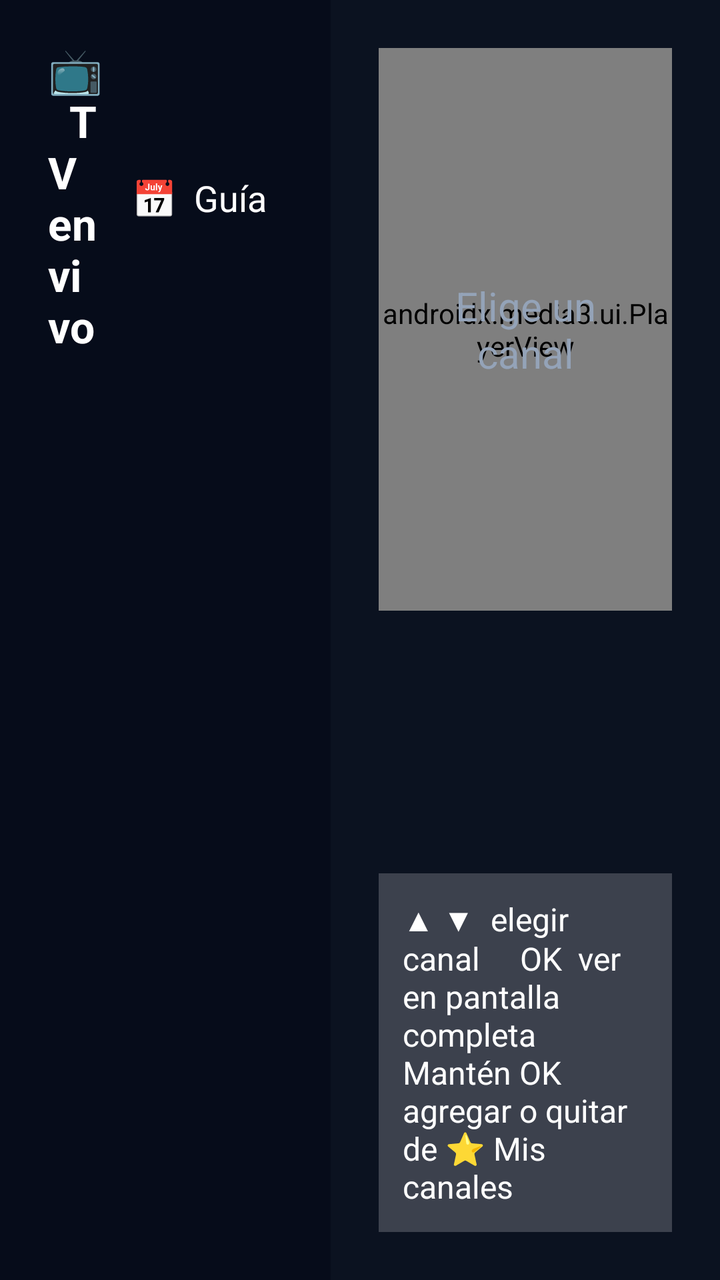
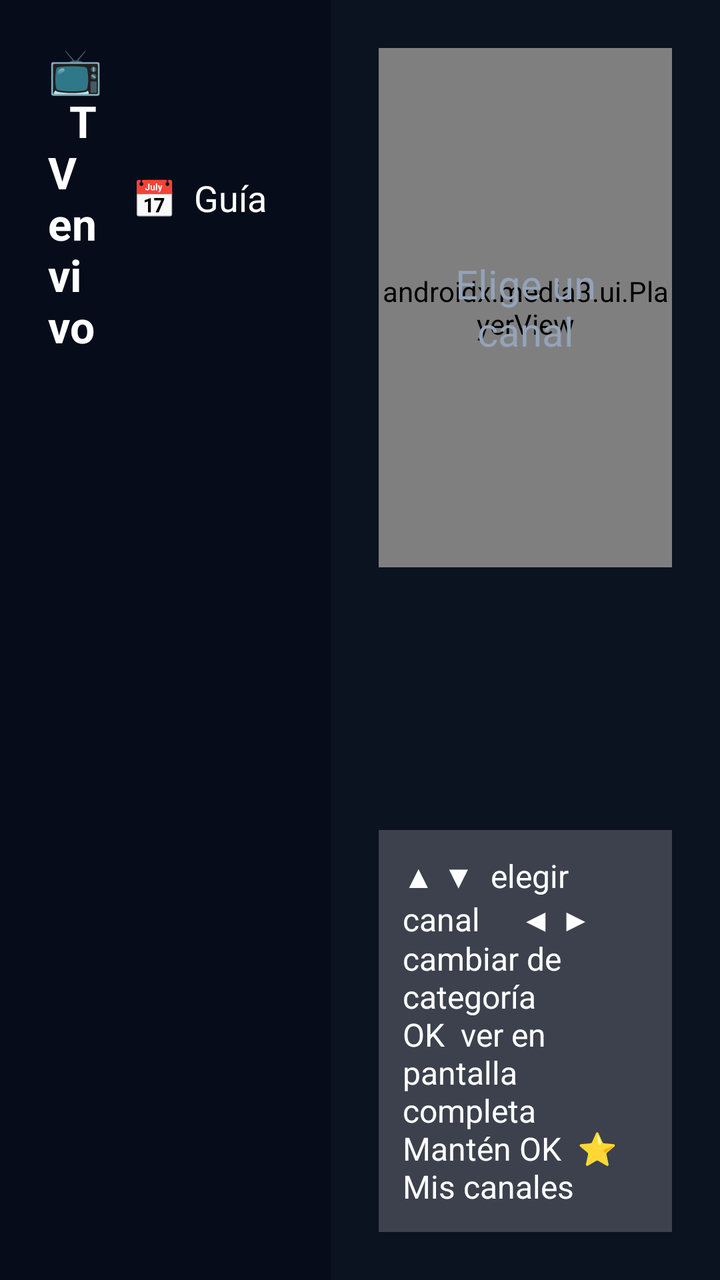

Two renders of the same Android screen: before a commit and after it. Below are the layout's source before the change and the commit's diff.
<!-- AndroidManifest.xml: application theme Theme.MiTV -->
<!-- res/layout/activity_live.xml -->
<?xml version="1.0" encoding="utf-8"?>
<LinearLayout xmlns:android="http://schemas.android.com/apk/res/android"
    android:layout_width="match_parent"
    android:layout_height="match_parent"
    android:background="@color/bg"
    android:orientation="horizontal">

    
    <LinearLayout
        android:layout_width="0dp"
        android:layout_height="match_parent"
        android:layout_weight="46"
        android:background="#FF060C1A"
        android:orientation="vertical"
        android:paddingTop="20dp">

        <LinearLayout
            android:layout_width="match_parent"
            android:layout_height="wrap_content"
            android:gravity="center_vertical"
            android:orientation="horizontal"
            android:paddingStart="24dp"
            android:paddingEnd="16dp"
            android:paddingBottom="10dp">

            <TextView
                android:layout_width="0dp"
                android:layout_height="wrap_content"
                android:layout_weight="1"
                android:text="📺  TV en vivo"
                android:textColor="@color/text"
                android:textSize="22sp"
                android:textStyle="bold" />

            <TextView
                android:id="@+id/btnGuide"
                android:layout_width="wrap_content"
                android:layout_height="wrap_content"
                android:background="@drawable/bg_item"
                android:focusable="true"
                android:paddingStart="16dp"
                android:paddingTop="8dp"
                android:paddingEnd="16dp"
                android:paddingBottom="8dp"
                android:text="📅  Guía"
                android:textColor="@color/text"
                android:textSize="18sp" />
        </LinearLayout>

        <androidx.recyclerview.widget.RecyclerView
            android:id="@+id/channels"
            android:layout_width="match_parent"
            android:layout_height="match_parent"
            android:clipToPadding="false"
            android:paddingStart="12dp"
            android:paddingEnd="12dp"
            android:paddingBottom="200dp" />
    </LinearLayout>

    
    <LinearLayout
        android:layout_width="0dp"
        android:layout_height="match_parent"
        android:layout_weight="54"
        android:orientation="vertical"
        android:padding="24dp">

        <FrameLayout
            android:layout_width="match_parent"
            android:layout_height="0dp"
            android:layout_weight="1"
            android:background="#FF000000">

            <androidx.media3.ui.PlayerView
                android:id="@+id/preview"
                android:layout_width="match_parent"
                android:layout_height="match_parent"
                android:focusable="false"
                android:focusableInTouchMode="false" />

            <TextView
                android:id="@+id/previewMsg"
                android:layout_width="match_parent"
                android:layout_height="match_parent"
                android:gravity="center"
                android:padding="16dp"
                android:text="Elige un canal"
                android:textColor="@color/text_dim"
                android:textSize="20sp" />
        </FrameLayout>

        <TextView
            android:id="@+id/chName"
            android:layout_width="match_parent"
            android:layout_height="wrap_content"
            android:layout_marginTop="18dp"
            android:maxLines="1"
            android:ellipsize="end"
            android:textColor="@color/text"
            android:textSize="26sp"
            android:textStyle="bold" />

        <TextView
            android:id="@+id/chNow"
            android:layout_width="match_parent"
            android:layout_height="wrap_content"
            android:layout_marginTop="6dp"
            android:maxLines="2"
            android:ellipsize="end"
            android:textColor="@color/text"
            android:textSize="19sp" />

        <ProgressBar
            android:id="@+id/chProgress"
            style="?android:attr/progressBarStyleHorizontal"
            android:layout_width="match_parent"
            android:layout_height="10dp"
            android:layout_marginTop="10dp"
            android:max="1000"
            android:progressDrawable="@drawable/progress_card"
            android:visibility="gone" />

        <TextView
            android:id="@+id/chNext"
            android:layout_width="match_parent"
            android:layout_height="wrap_content"
            android:layout_marginTop="8dp"
            android:maxLines="1"
            android:ellipsize="end"
            android:textColor="@color/text_dim"
            android:textSize="17sp" />

        <TextView
            android:layout_width="match_parent"
            android:layout_height="wrap_content"
            android:layout_marginTop="16dp"
            android:background="@color/glass"
            android:padding="12dp"
            android:text="▲ ▼  elegir canal     OK  ver en pantalla completa\nMantén OK  agregar o quitar de ⭐ Mis canales"
            android:textColor="@color/text"
            android:textSize="16sp" />
    </LinearLayout>
</LinearLayout>
<!-- resources referenced by this layout -->
<resources>
  <color name="bg">#FF0B1220</color>
  <color name="glass">#33FFFFFF</color>
  <color name="text">#FFFFFFFF</color>
  <color name="text_dim">#FF94A3B8</color>
  <!-- drawable bg_item (drawable) -->
  <?xml version="1.0" encoding="utf-8"?>
  <selector xmlns:android="http://schemas.android.com/apk/res/android">
      <item android:state_focused="true">
          <shape><solid android:color="@color/accent" /><corners android:radius="10dp" /></shape>
      </item>
      <item>
          <shape><solid android:color="#00000000" /><corners android:radius="10dp" /></shape>
      </item>
  </selector>
  <!-- drawable progress_card (drawable) -->
  <?xml version="1.0" encoding="utf-8"?>
  <layer-list xmlns:android="http://schemas.android.com/apk/res/android">
      <item android:id="@android:id/background">
          <shape><solid android:color="#66FFFFFF" /></shape>
      </item>
      <item android:id="@android:id/progress">
          <clip><shape><solid android:color="@color/accent" /></shape></clip>
      </item>
  </layer-list>
  <style name="Theme.MiTV" parent="Theme.AppCompat.NoActionBar">
          <item name="android:windowBackground">@color/bg</item>
          <item name="colorPrimary">@color/accent</item>
          <item name="colorPrimaryDark">@color/bg</item>
          <item name="colorAccent">@color/accent</item>
          <item name="android:textColorPrimary">@color/text</item>
          <item name="android:textColorSecondary">@color/text_dim</item>
      </style>
  <color name="accent">#FF3B82F6</color>
</resources>

<!-- the commit's change to res/layout/activity_live.xml (unified diff, before → after) -->
@@ -136,7 +136,7 @@
             android:layout_marginTop="16dp"
             android:background="@color/glass"
             android:padding="12dp"
-            android:text="▲ ▼  elegir canal     OK  ver en pantalla completa\nMantén OK  agregar o quitar de ⭐ Mis canales"
+            android:text="▲ ▼  elegir canal     ◀ ▶  cambiar de categoría\nOK  ver en pantalla completa     Mantén OK  ⭐ Mis canales"
             android:textColor="@color/text"
             android:textSize="16sp" />
     </LinearLayout>
